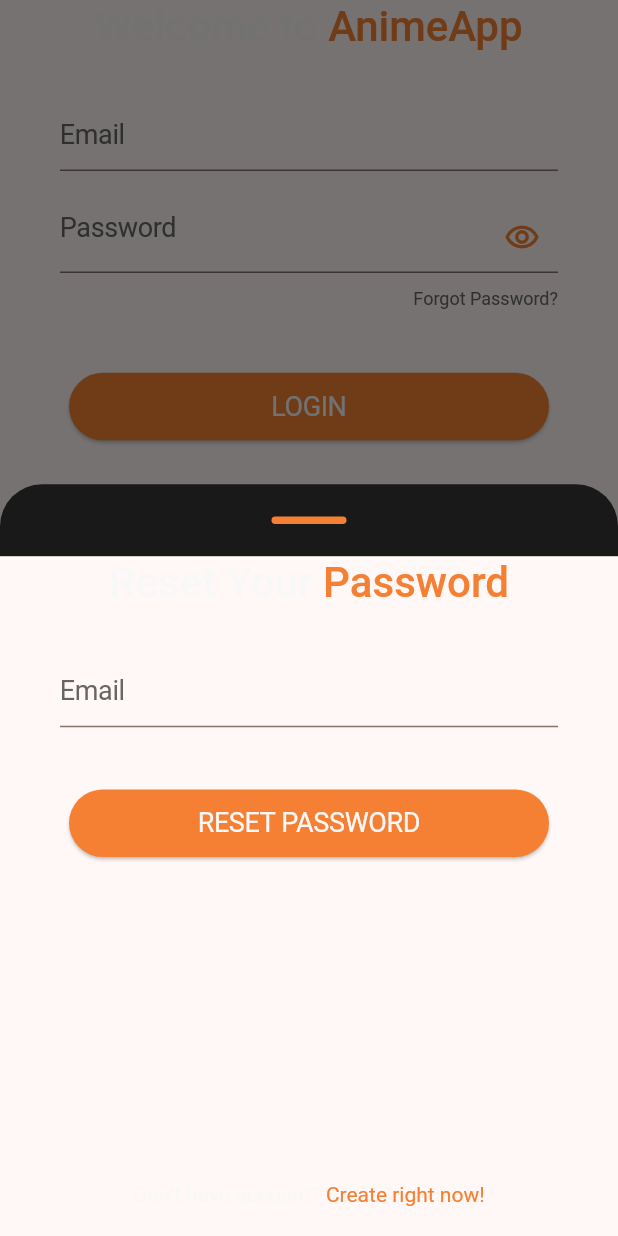
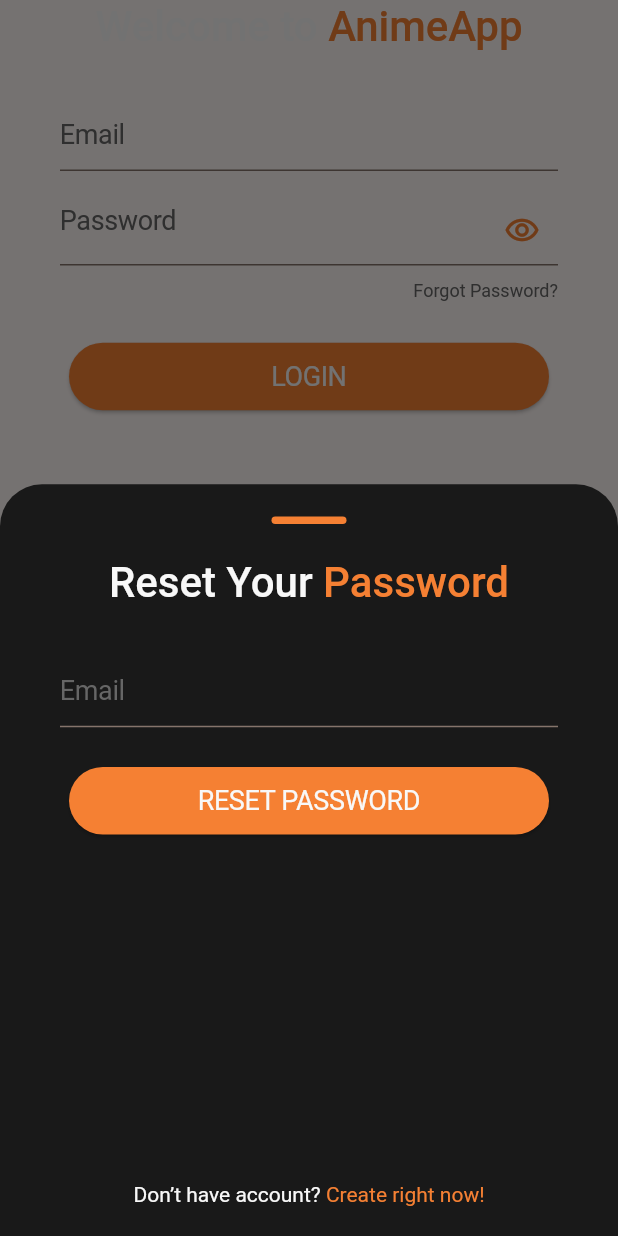
Before and after one commit to Keremovsky/flutter_anime_app, a Flutter app: the LoginBottomSheet widget shown alone on an empty page, opened directly, after a tap on "Forgot Password?", on a phone screen of 412 x 824 dp. Run offline on Flutter 3.47's test engine with Material 2 defaults, Android fonts, the phone set to English and light mode, and no system bars; our stand-ins replace cloud_firestore, either_dart, firebase_auth, firebase_core, firebase_storage, flutter_riverpod and 1 more; missing offline and left inert: twitter_login; accounts and stored records are empty.

Commit message:
config of bottom sheets

```diff
--- a/lib/features/auth/widgets/create_bottom_sheet.dart
+++ b/lib/features/auth/widgets/create_bottom_sheet.dart
@@ -75,7 +75,7 @@ class _CreateBottomSheetState extends ConsumerState<CreateBottomSheet> {
                         ),
                         style: Theme.of(context).textTheme.displayLarge,
                       ),
-                      const SizedBox(height: 20),
+                      const SizedBox(height: 15),
                       TextFormField(
                         keyboardType: TextInputType.emailAddress,
                         validator: (value) {
@@ -97,7 +97,7 @@ class _CreateBottomSheetState extends ConsumerState<CreateBottomSheet> {
                         ),
                         style: Theme.of(context).textTheme.displayLarge,
                       ),
-                      const SizedBox(height: 20),
+                      const SizedBox(height: 15),
                       TextFormField(
                         obscureText: hidePassword,
                         validator: (value) {
@@ -165,7 +165,7 @@ class _CreateBottomSheetState extends ConsumerState<CreateBottomSheet> {
                   ),
                 ),
               ),
-              const SizedBox(height: 40),
+              const SizedBox(height: 25),
               ElevatedButton(
                   onPressed: () {
                     if (formKey.currentState!.validate()) {
--- a/lib/features/auth/widgets/login_bottom_sheet.dart
+++ b/lib/features/auth/widgets/login_bottom_sheet.dart
@@ -30,8 +30,7 @@ class _LoginBottomSheetState extends ConsumerState<LoginBottomSheet> {
       child: SizedBox(
         height: height * 0.55,
         width: double.infinity,
-        child: Scaffold(
-          body: Column(
+        child: Column(
           children: [
             RichText(
               text: TextSpan(
@@ -76,7 +75,7 @@ class _LoginBottomSheetState extends ConsumerState<LoginBottomSheet> {
                       ),
                       style: Theme.of(context).textTheme.displayLarge,
                     ),
-                      const SizedBox(height: 20),
+                    const SizedBox(height: 15),
                     TextFormField(
                       obscureText: hidePassword,
                       validator: (value) {
@@ -138,7 +137,7 @@ class _LoginBottomSheetState extends ConsumerState<LoginBottomSheet> {
                 ),
               ),
             ),
-              const SizedBox(height: 40),
+            const SizedBox(height: 25),
             ElevatedButton(
                 onPressed: () {
                   if (formKey.currentState!.validate()) {
@@ -188,7 +187,6 @@ class _LoginBottomSheetState extends ConsumerState<LoginBottomSheet> {
           ],
         ),
       ),
-      ),
     );
   }
 }
--- a/lib/features/auth/widgets/reset_password_bottom_sheet.dart
+++ b/lib/features/auth/widgets/reset_password_bottom_sheet.dart
@@ -28,8 +28,7 @@ class _LoginBottomSheetState extends ConsumerState<ResetPasswordBottomSheet> {
       child: SizedBox(
         height: height * 0.55,
         width: double.infinity,
-        child: Scaffold(
-          body: Column(
+        child: Column(
           children: [
             RichText(
               text: TextSpan(
@@ -77,7 +76,7 @@ class _LoginBottomSheetState extends ConsumerState<ResetPasswordBottomSheet> {
                 ),
               ),
             ),
-              const SizedBox(height: 40),
+            const SizedBox(height: 25),
             ElevatedButton(
                 onPressed: () {
                   if (formKey.currentState!.validate()) {
@@ -127,7 +126,6 @@ class _LoginBottomSheetState extends ConsumerState<ResetPasswordBottomSheet> {
           ],
         ),
       ),
-      ),
     );
   }
 }
```
Lines whose indentation alone changed are shown as unchanged.
